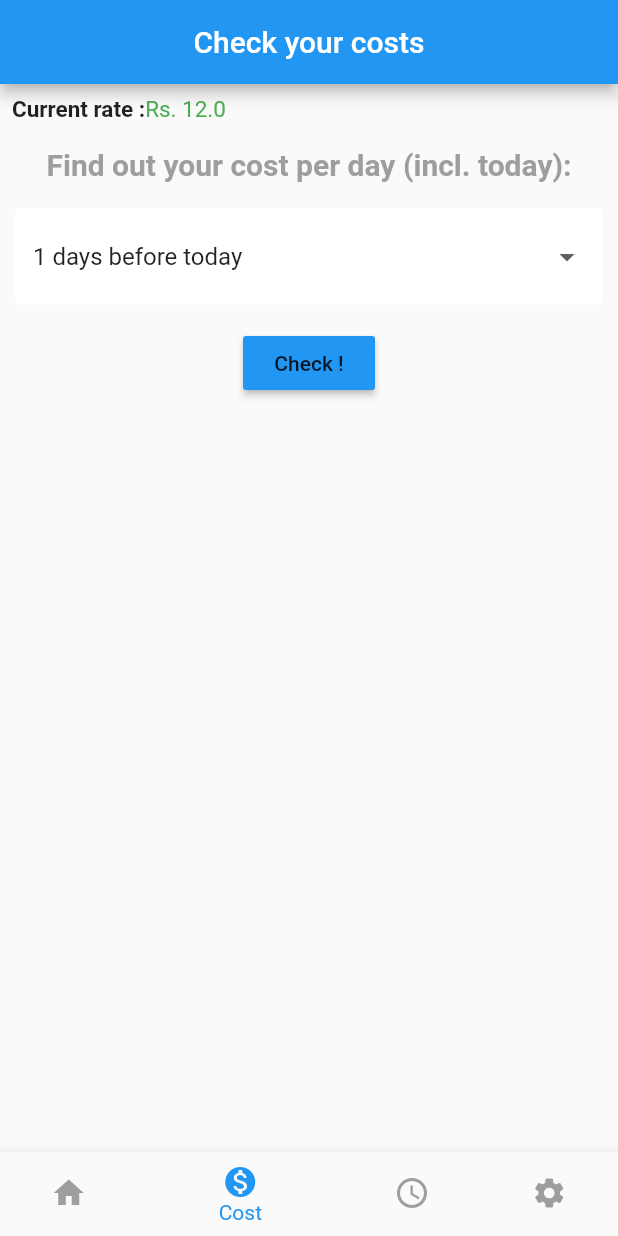
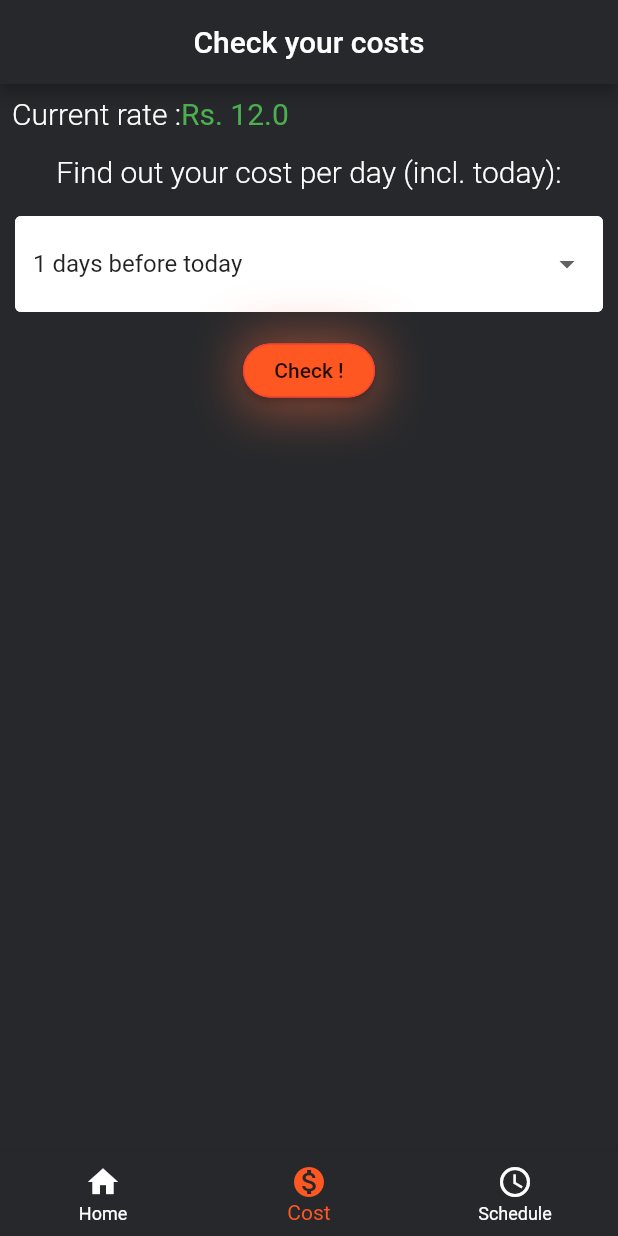
Before and after one commit to Trisanu-007/smart_home_demo, a Flutter app: the screen it shows after launch, item 2 of the bottom bar chosen, after a tap on "Check !", on a phone screen of 412 x 824 dp. Run offline on Flutter 3.47's test engine with Material 2 defaults, Android fonts, the light colour scheme and no system bars; our stand-ins replace firebase_database; accounts and stored records are empty; network calls fail.

Commit message:
final ui

```diff
--- /dev/null
+++ b/lib/config.dart
@@ -0,0 +1,7 @@
+import 'package:flutter/material.dart';
+
+Color primaryColor = Color(0XFF26282B);
+Color activeColor1 = Color(0XFFED560D);
+Color activeColor2 = Color(0XFFCD2A12);
+
+List<Color> gradientColors = [activeColor1,activeColor2];
--- a/lib/main.dart
+++ b/lib/main.dart
@@ -3,6 +3,7 @@ import 'package:smart_home_demo/pages/costs_page.dart';
 import 'package:smart_home_demo/pages/home_page.dart';
 import 'package:smart_home_demo/pages/schedule.dart';
 import 'package:smart_home_demo/pages/settings.dart';
+import 'package:smart_home_demo/config.dart';
 
 void main() {
   runApp(MyApp());
@@ -56,16 +57,16 @@ class _MyHomePageState extends State<MyHomePage> {
           _appBarTitles.elementAt(selectedIndex),
         ),
         centerTitle: true,
+        backgroundColor: primaryColor,
       ),
       body: Container(
         child: _wOption.elementAt(selectedIndex),
       ),
       bottomNavigationBar: BottomNavigationBar(
-        //fixedColor: Colors.black,
-        backgroundColor: Colors.black,
-        unselectedItemColor: Colors.grey,
+        backgroundColor: primaryColor,
         currentIndex: selectedIndex,
-        selectedItemColor: Colors.blue,
+        selectedItemColor: Colors.deepOrange,
+        unselectedItemColor: Colors.white,
         onTap: handleOnTap,
         items: <BottomNavigationBarItem>[
           BottomNavigationBarItem(
@@ -76,16 +77,43 @@ class _MyHomePageState extends State<MyHomePage> {
             icon: Icon(Icons.monetization_on),
             label: "Cost",
           ),
-          BottomNavigationBarItem(
-            icon: Icon(Icons.schedule),
-            label: "Schedule",
-          ),
-          BottomNavigationBarItem(
-            icon: Icon(Icons.settings),
-            label: "Settings",
-          ),
+          // BottomNavigationBarItem(
+          //   icon: Icon(Icons.settings),
+          //   label: "Settings",
+          // ),
+            BottomNavigationBarItem(
+              icon: Icon(Icons.schedule),
+           label: "Schedule",
+            )
         ],
       ),
     );
   }
 }
+
+
+// bottomNavigationBar: BottomNavigationBar(
+// currentIndex: selectedIndex,
+// selectedItemColor: Colors.deepOrange,
+// unselectedItemColor: Colors.white,
+// backgroundColor: primaryColor,
+// onTap: handleOnTap,
+// items: <BottomNavigationBarItem>[
+// BottomNavigationBarItem(
+// icon: Icon(Icons.home),
+// label: "Home",
+// ),
+// BottomNavigationBarItem(
+// icon: Icon(Icons.monetization_on),
+// label: "Cost",
+// ),
+// BottomNavigationBarItem(
+// icon: Icon(Icons.schedule),
+// label: "Schedule",
+// ),
+// BottomNavigationBarItem(
+// icon: Icon(Icons.settings),
+// label: "Settings",
+// ),
+// ],
+// ),
--- a/lib/pages/costs_page.dart
+++ b/lib/pages/costs_page.dart
@@ -5,6 +5,7 @@ import 'package:smart_home_demo/constants/form_field_design.dart';
 import 'package:http/http.dart' as http;
 import 'package:smart_home_demo/constants/constants.dart';
 import 'package:smart_home_demo/classes/cost.dart';
+import 'package:smart_home_demo/config.dart';
 
 class CostsPage extends StatefulWidget {
   @override
@@ -56,6 +57,7 @@ class _CostsPageState extends State<CostsPage> {
   @override
   Widget build(BuildContext context) {
     return Container(
+      color: primaryColor,
       child: Form(
         child: Column(
           children: [
@@ -66,14 +68,15 @@ class _CostsPageState extends State<CostsPage> {
                   Text(
                     "Current rate :",
                     style: TextStyle(
-                      fontSize: 15.0,
-                      fontWeight: FontWeight.bold,
+                      color: Colors.white,
+                      fontSize: 20.0,
+                      fontWeight: FontWeight.w300,
                     ),
                   ),
                   Text(
                     "Rs. $cost",
                     style: TextStyle(
-                      fontSize: 15.0,
+                      fontSize: 20.0,
                       color: Colors.green,
                     ),
                   ),
@@ -86,8 +89,8 @@ class _CostsPageState extends State<CostsPage> {
                 "Find out your cost per day (incl. today):",
                 style: TextStyle(
                   fontSize: 20.0,
-                  color: Colors.grey,
-                  fontWeight: FontWeight.bold,
+                  color: Colors.white,
+                  fontWeight: FontWeight.w300,
                 ),
               ),
             ),
@@ -107,12 +110,27 @@ class _CostsPageState extends State<CostsPage> {
             ),
             Padding(
               padding: const EdgeInsets.fromLTRB(20, 5, 20, 5),
-              child: RaisedButton(
-                child: Text("Check !"),
-                color: Colors.blue,
-                onPressed: () {
-                  getCostList();
-                },
+              child: Container(
+                decoration: BoxDecoration(
+                  boxShadow: <BoxShadow>[
+                    BoxShadow(
+                      color: Colors.deepOrangeAccent.withOpacity(0.5),
+                      blurRadius: 30,
+                      offset: Offset(0, 2),
+                    ),
+                  ],
+                ),
+                child: RaisedButton(
+                  shape: RoundedRectangleBorder(
+                      borderRadius: BorderRadius.circular(18.0),
+                      side: BorderSide(color: Colors.red)
+                  ),
+                  child: Text("Check !"),
+                  color: Colors.deepOrange,
+                  onPressed: () {
+                    getCostList();
+                  },
+                ),
               ),
             ),
             costData.length > 0
--- a/lib/pages/home_page.dart
+++ b/lib/pages/home_page.dart
@@ -5,6 +5,7 @@ import 'package:smart_home_demo/classes/data.dart';
 import 'package:smart_home_demo/constants/constants.dart';
 import 'package:http/http.dart' as http;
 import 'package:smart_home_demo/constants/loading.dart';
+import 'package:smart_home_demo/config.dart';
 
 class Home extends StatefulWidget {
   @override
@@ -91,6 +92,7 @@ class _HomeState extends State<Home> {
     return _dataLed == null
         ? LoadingScreen()
         : Container(
+            color: primaryColor,
             child: ListView(
               children: <Widget>[
                 Container(
@@ -100,6 +102,7 @@ class _HomeState extends State<Home> {
                     style: TextStyle(
                       fontSize: 30.0,
                       fontWeight: FontWeight.bold,
+                      color: Colors.white,
                     ),
                   ),
                 ),
@@ -112,6 +115,7 @@ class _HomeState extends State<Home> {
                         style: TextStyle(
                           fontSize: 20.0,
                           fontWeight: FontWeight.bold,
+                          color: Colors.white,
                         ),
                       ),
                     ),
@@ -130,7 +134,7 @@ class _HomeState extends State<Home> {
                 ),
                 Container(
                   padding: EdgeInsets.all(5),
-                  child: Divider(color: Colors.black, thickness: 2.0),
+                  child: Divider(color: Colors.black12, thickness: 2.0),
                 ),
                 Row(
                   children: [
@@ -140,6 +144,7 @@ class _HomeState extends State<Home> {
                         "Name :",
                         style: TextStyle(
                           fontSize: 20.0,
+                          color: Colors.white,
                           fontWeight: FontWeight.bold,
                         ),
                       ),
@@ -151,6 +156,7 @@ class _HomeState extends State<Home> {
                         style: TextStyle(
                           fontSize: 20.0,
                           fontWeight: FontWeight.bold,
+                          color: Colors.white,
                         ),
                       ),
                     ),
@@ -163,6 +169,7 @@ class _HomeState extends State<Home> {
                     style: TextStyle(
                       fontSize: 20.0,
                       fontWeight: FontWeight.bold,
+                      color: Colors.white,
                     ),
                   ),
                 ),
@@ -175,7 +182,7 @@ class _HomeState extends State<Home> {
                         style: TextStyle(
                           fontSize: 15.0,
                           //fontWeight: FontWeight.bold,
-                          color: Colors.blue,
+                          color: Colors.deepOrangeAccent,
                         ),
                       ),
                     ),
@@ -186,7 +193,7 @@ class _HomeState extends State<Home> {
                         style: TextStyle(
                           fontSize: 15.0,
                           fontWeight: FontWeight.bold,
-                          color: Colors.brown,
+                          color: Colors.white70,
                         ),
                       ),
                     ),
@@ -201,7 +208,7 @@ class _HomeState extends State<Home> {
                         style: TextStyle(
                           fontSize: 15.0,
                           //fontWeight: FontWeight.bold,
-                          color: Colors.blue,
+                          color: Colors.white70,
                         ),
                       ),
                     ),
@@ -227,6 +234,7 @@ class _HomeState extends State<Home> {
                         style: TextStyle(
                           fontSize: 20.0,
                           fontWeight: FontWeight.bold,
+                          color: Colors.white,
                         ),
                       ),
                     ),
@@ -237,6 +245,7 @@ class _HomeState extends State<Home> {
                         style: TextStyle(
                           fontSize: 20.0,
                           fontWeight: FontWeight.bold,
+                          color: Colors.white,
                         ),
                       ),
                     ),
--- a/lib/pages/settings.dart
+++ b/lib/pages/settings.dart
@@ -8,6 +8,8 @@ class Settings extends StatefulWidget {
 class _SettingsState extends State<Settings> {
   @override
   Widget build(BuildContext context) {
-    return Container();
+    return Container(
+      color: Colors.black54,
+    );
   }
 }
```
Also changed, not shown: lib/pages/schedule.dart (+31 -4 lines).
